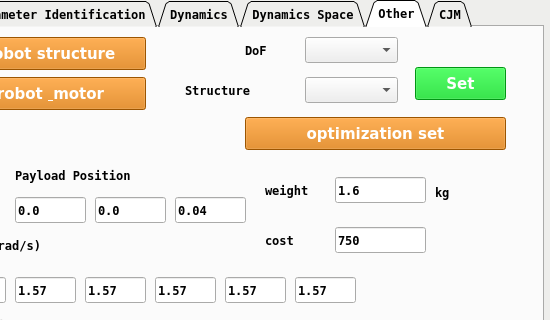
The window that interface_control/scripts/main.ui (SamKaiYang/Optimization-of-robotic-arm-design_dynamixel) describes before a commit, drawn with Qt 5; both pictures show x 137 to 687 and y 0 to 320 of the 687 by 549 pixel window.
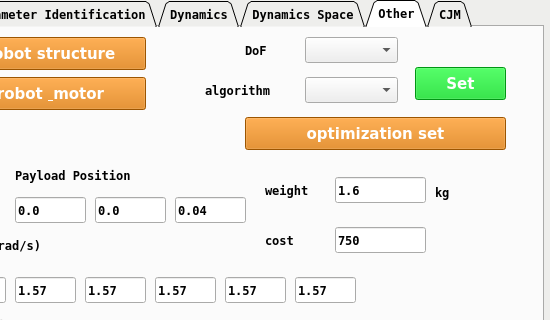
The same window after the commit. Icons and pictures are not drawn. Custom widgets are drawn as their Qt base class.

The edit to the form file:
```diff
--- a/interface_control/scripts/main.ui
+++ b/interface_control/scripts/main.ui
@@ -5029,14 +5029,14 @@
      <widget class="QLabel" name="label_dof_2">
       <property name="geometry">
        <rect>
-        <x>320</x>
+        <x>340</x>
         <y>50</y>
         <width>91</width>
         <height>26</height>
        </rect>
       </property>
       <property name="text">
-       <string>Structure</string>
+       <string>algorithm</string>
       </property>
      </widget>
      <widget class="QPushButton" name="btn_optimization_analysis">
```
Left out of the diff: 2 changed lines with no effect on the pictures.
